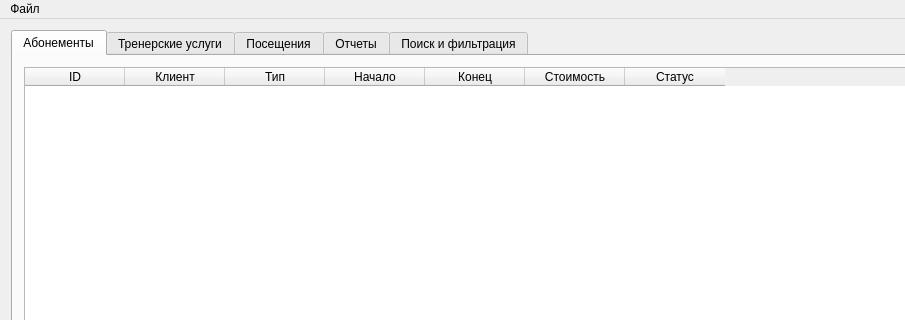
This is GymApp2/adminwindow.ui in Hulumulu31/visual_programming_gym_app as Qt 5 draws it before an edit; both pictures show x 0 to 905 and y 0 to 320 of the 1000 by 700 pixel window. The edited form follows.
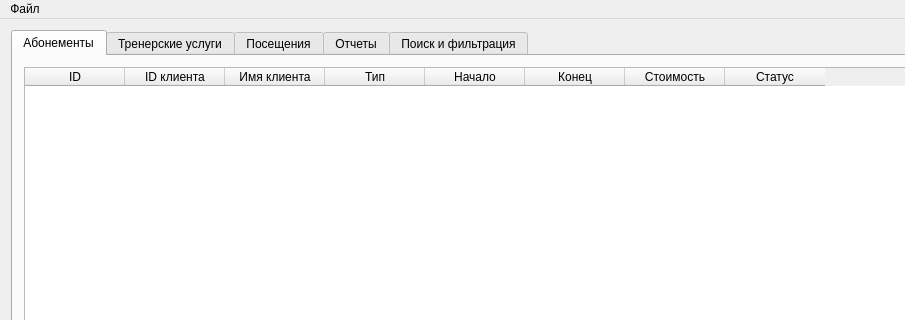
This is the edited form.

Diff of the .ui file:
```diff
--- a/GymApp2/adminwindow.ui
+++ b/GymApp2/adminwindow.ui
@@ -34,7 +34,12 @@
           </column>
           <column>
            <property name="text">
-            <string>Клиент</string>
+            <string>ID клиента</string>
+           </property>
+          </column>
+          <column>
+           <property name="text">
+            <string>Имя клиента</string>
            </property>
           </column>
           <column>
```
Left out of the diff: 21 changed lines with no effect on the pictures.
